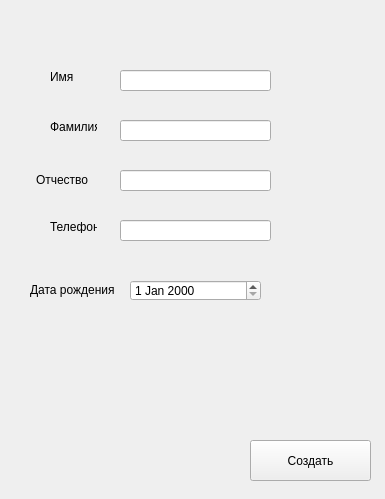
Qt form UIs/CreatePatient.ui (stlad/MedicalAnalyzer) before a commit.
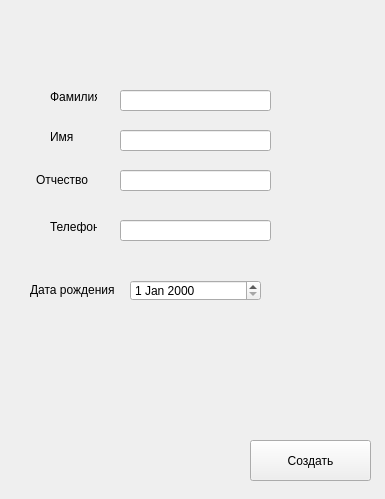
The same form after that commit.

Patch:
```diff
--- a/UIs/CreatePatient.ui
+++ b/UIs/CreatePatient.ui
@@ -17,7 +17,7 @@
    <property name="geometry">
     <rect>
      <x>120</x>
-     <y>70</y>
+     <y>130</y>
      <width>151</width>
      <height>21</height>
     </rect>
@@ -27,7 +27,7 @@
    <property name="geometry">
     <rect>
      <x>120</x>
-     <y>120</y>
+     <y>90</y>
      <width>151</width>
      <height>21</height>
     </rect>
@@ -80,7 +80,7 @@
    <property name="geometry">
     <rect>
      <x>50</x>
-     <y>70</y>
+     <y>130</y>
      <width>47</width>
      <height>13</height>
     </rect>
@@ -93,7 +93,7 @@
    <property name="geometry">
     <rect>
      <x>50</x>
-     <y>120</y>
+     <y>90</y>
      <width>47</width>
      <height>13</height>
     </rect>
```
